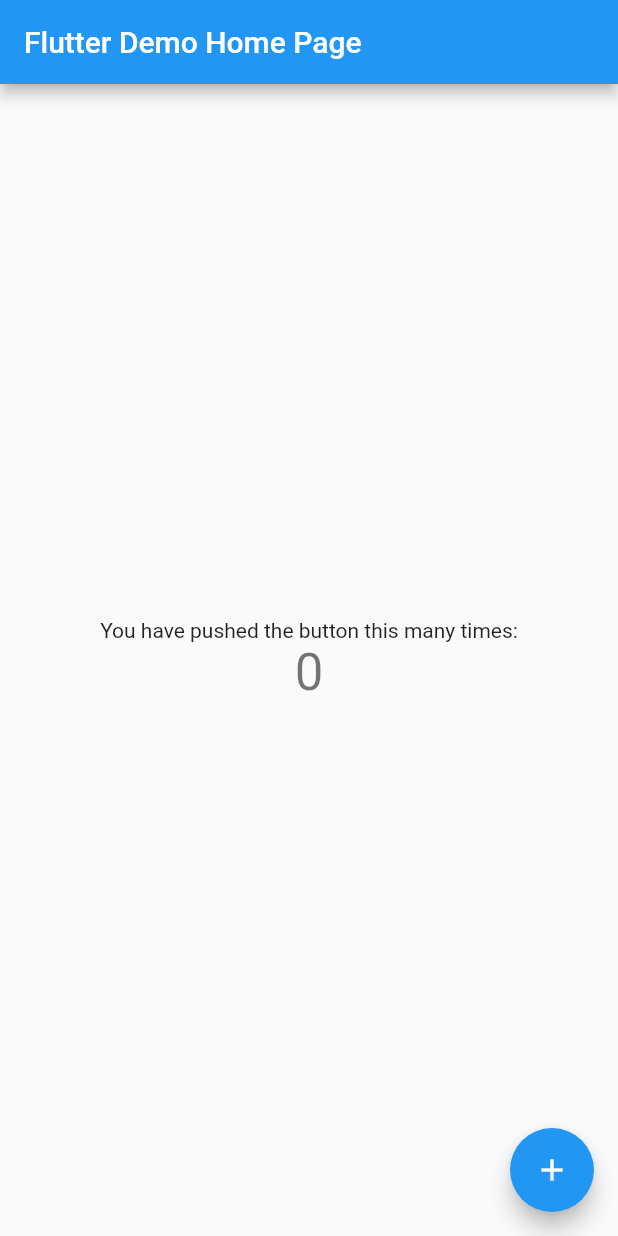
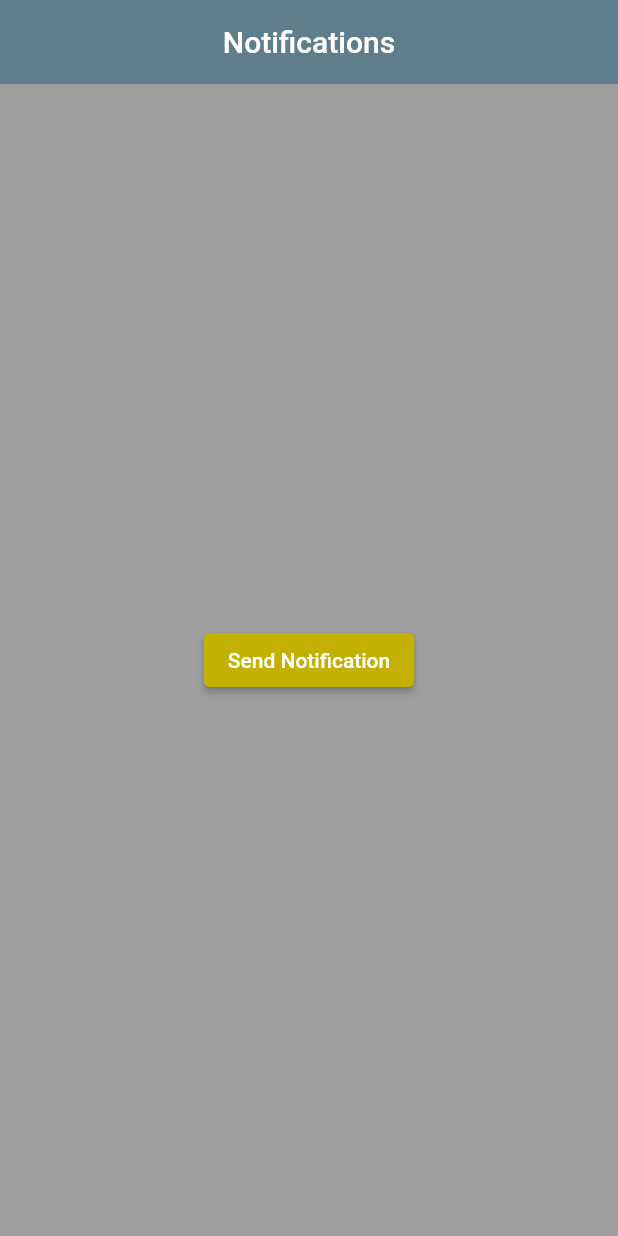
Before and after one commit to qubeena07/Flutter-Local-Notifications, a Flutter app: the screen it shows after launch, on a phone screen of 412 x 824 dp. Run offline on Flutter 3.47's test engine with Material 2 defaults, Android fonts, the phone set to English and light mode, and no system bars; our stand-ins replace flutter_local_notifications.

Commit message:
change in andriod manifest

```diff
--- /dev/null
+++ b/lib/api/notification_api.dart
@@ -0,0 +1,21 @@
+import 'package:flutter_local_notifications/flutter_local_notifications.dart';
+
+class NotificationApi {
+  static final _notifications = FlutterLocalNotificationsPlugin();
+
+  static Future _notificationDetails() async {
+    return const NotificationDetails(
+        android: AndroidNotificationDetails("channel id", "channel name",
+            importance: Importance.max),
+        iOS: IOSNotificationDetails());
+  }
+
+  static Future showNotification({
+    int id = 0,
+    String? title,
+    String? body,
+    String? payload,
+  }) async =>
+      _notifications.show(id, title, body, await _notificationDetails(),
+          payload: payload);
+}
--- a/lib/main.dart
+++ b/lib/main.dart
@@ -1,4 +1,6 @@
 import 'package:flutter/material.dart';
+
+import 'view/home_screen.dart';
 
 void main() {
   runApp(const MyApp());
@@ -10,106 +12,8 @@ class MyApp extends StatelessWidget {
   // This widget is the root of your application.
   @override
   Widget build(BuildContext context) {
-    return MaterialApp(
-      title: 'Flutter Demo',
-      theme: ThemeData(
-        // This is the theme of your application.
-        //
-        // Try running your application with "flutter run". You'll see the
-        // application has a blue toolbar. Then, without quitting the app, try
-        // changing the primarySwatch below to Colors.green and then invoke
-        // "hot reload" (press "r" in the console where you ran "flutter run",
-        // or simply save your changes to "hot reload" in a Flutter IDE).
-        // Notice that the counter didn't reset back to zero; the application
-        // is not restarted.
-        primarySwatch: Colors.blue,
-      ),
-      home: const MyHomePage(title: 'Flutter Demo Home Page'),
+    return const MaterialApp(
+      home: HomeScreen(),
     );
   }
 }
-
-class MyHomePage extends StatefulWidget {
-  const MyHomePage({Key? key, required this.title}) : super(key: key);
-
-  // This widget is the home page of your application. It is stateful, meaning
-  // that it has a State object (defined below) that contains fields that affect
-  // how it looks.
-
-  // This class is the configuration for the state. It holds the values (in this
-  // case the title) provided by the parent (in this case the App widget) and
-  // used by the build method of the State. Fields in a Widget subclass are
-  // always marked "final".
-
-  final String title;
-
-  @override
-  State<MyHomePage> createState() => _MyHomePageState();
-}
-
-class _MyHomePageState extends State<MyHomePage> {
-  int _counter = 0;
-
-  void _incrementCounter() {
-    setState(() {
-      // This call to setState tells the Flutter framework that something has
-      // changed in this State, which causes it to rerun the build method below
-      // so that the display can reflect the updated values. If we changed
-      // _counter without calling setState(), then the build method would not be
-      // called again, and so nothing would appear to happen.
-      _counter++;
-    });
-  }
-
-  @override
-  Widget build(BuildContext context) {
-    // This method is rerun every time setState is called, for instance as done
-    // by the _incrementCounter method above.
-    //
-    // The Flutter framework has been optimized to make rerunning build methods
-    // fast, so that you can just rebuild anything that needs updating rather
-    // than having to individually change instances of widgets.
-    return Scaffold(
-      appBar: AppBar(
-        // Here we take the value from the MyHomePage object that was created by
-        // the App.build method, and use it to set our appbar title.
-        title: Text(widget.title),
-      ),
-      body: Center(
-        // Center is a layout widget. It takes a single child and positions it
-        // in the middle of the parent.
-        child: Column(
-          // Column is also a layout widget. It takes a list of children and
-          // arranges them vertically. By default, it sizes itself to fit its
-          // children horizontally, and tries to be as tall as its parent.
-          //
-          // Invoke "debug painting" (press "p" in the console, choose the
-          // "Toggle Debug Paint" action from the Flutter Inspector in Android
-          // Studio, or the "Toggle Debug Paint" command in Visual Studio Code)
-          // to see the wireframe for each widget.
-          //
-          // Column has various properties to control how it sizes itself and
-          // how it positions its children. Here we use mainAxisAlignment to
-          // center the children vertically; the main axis here is the vertical
-          // axis because Columns are vertical (the cross axis would be
-          // horizontal).
-          mainAxisAlignment: MainAxisAlignment.center,
-          children: <Widget>[
-            const Text(
-              'You have pushed the button this many times:',
-            ),
-            Text(
-              '$_counter',
-              style: Theme.of(context).textTheme.headline4,
-            ),
-          ],
-        ),
-      ),
-      floatingActionButton: FloatingActionButton(
-        onPressed: _incrementCounter,
-        tooltip: 'Increment',
-        child: const Icon(Icons.add),
-      ), // This trailing comma makes auto-formatting nicer for build methods.
-    );
-  }
-}
--- /dev/null
+++ b/lib/view/home_screen.dart
@@ -0,0 +1,43 @@
+import 'package:flutter/material.dart';
+
+class HomeScreen extends StatefulWidget {
+  const HomeScreen({Key? key}) : super(key: key);
+
+  @override
+  State<HomeScreen> createState() => _HomeScreenState();
+}
+
+class _HomeScreenState extends State<HomeScreen> {
+  void _showNotification() {}
+
+  @override
+  Widget build(BuildContext context) {
+    return Scaffold(
+      appBar: AppBar(
+        centerTitle: true,
+        title: const Text("Notifications"),
+        backgroundColor: Colors.blueGrey,
+        elevation: 0.0,
+      ),
+      body: Container(
+        height: double.infinity,
+        width: double.infinity,
+        color: Colors.grey,
+        child: Column(
+          mainAxisAlignment: MainAxisAlignment.center,
+          children: [
+            ElevatedButton(
+              style: ElevatedButton.styleFrom(
+                  primary: const Color.fromARGB(255, 196, 176, 0)),
+              onPressed: _showNotification,
+              // => NotificationApi.showNotification(
+              //     title: "Work Time",
+              //     body: "You have a pending work to complete"),
+              child: const Text("Send Notification"),
+            )
+          ],
+        ),
+      ),
+    );
+  }
+}
--- a/pubspec.yaml
+++ b/pubspec.yaml
@@ -34,6 +34,7 @@ dependencies:
   # The following adds the Cupertino Icons font to your application.
   # Use with the CupertinoIcons class for iOS style icons.
   cupertino_icons: ^1.0.2
+  flutter_local_notifications: ^9.7.1
 
 dev_dependencies:
   flutter_test:
```
Also changed, not shown: pubspec.lock, 8 other files.
